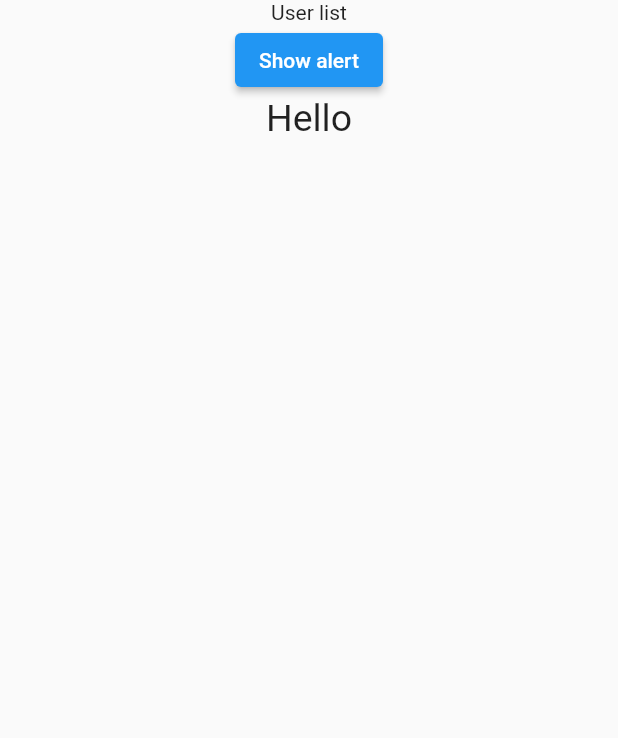
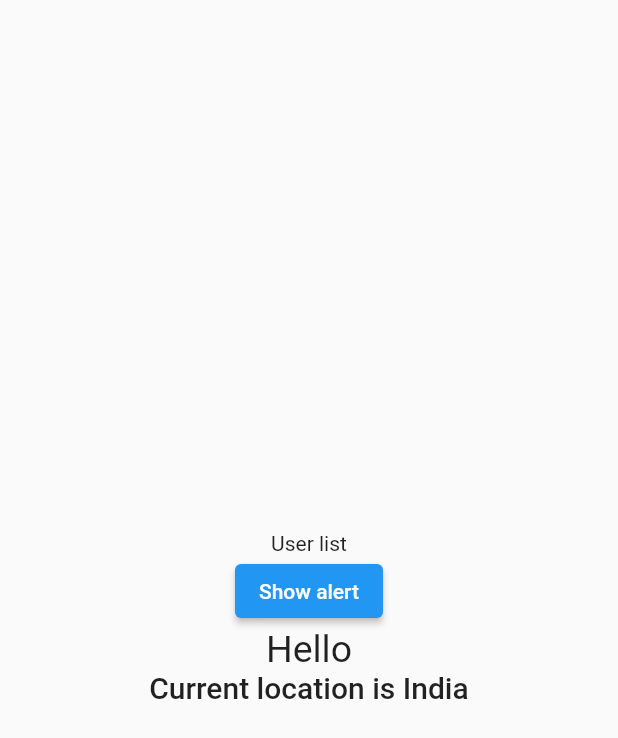
Before and after one commit to mohammedismayil/fista, a Flutter app: the screen it shows after launch, on a phone screen of 412 x 824 dp. Shown: the top 738 px of the screen. Run offline on Flutter 3.47's test engine with Material 2 defaults, Android fonts, the phone set to English and light mode, and no system bars; our stand-ins replace hive, hive_flutter; accounts and stored records are empty; network calls fail.

Commit message:
column moved to centre

```diff
--- a/lib/Screens/APIInteractor/APIInteractor.dart
+++ b/lib/Screens/APIInteractor/APIInteractor.dart
@@ -9,13 +9,13 @@ abstract class APIInteractor {
     required this.view,
   });
 
-  getData(String api, Map parameters, dynamic model) {}
+  getData<T>(String api, Map parameters, T model) {}
 }
 
 abstract class APIView {
   late APIInteractor interactor;
 
-  onSuccess(dynamic response);
+  onSuccess<T>(T response);
   onFailure();
 }
 
@@ -31,7 +31,7 @@ class View extends APIView {
 
   View();
   @override
-  onSuccess(dynamic response) {
+  onSuccess<T>(response) {
     // TODO: implement onSuccess
     throw UnimplementedError();
   }
@@ -57,7 +57,7 @@ class Interactor implements APIInteractor {
   }
 
   @override
-  getData(String api, Map parameters, dynamic model) async {
+  getData<T>(String api, Map parameters, T model) async {
     // TODO: implement getData
     print("coming to getdata");
     final response = await http.get(Uri.parse(api));
--- a/lib/Screens/APIInteractor/NotesScreen.dart
+++ b/lib/Screens/APIInteractor/NotesScreen.dart
@@ -2,6 +2,7 @@ import 'package:flutter/material.dart';
 import 'package:flutterdemo/Home/HomeHeader.dart';
 import 'package:flutterdemo/Screens/APIInteractor/APIInteractor.dart';
 import 'package:flutterdemo/Screens/APIInteractor/UsersLocationModel.dart';
+import 'package:flutterdemo/Screens/ProviderPattern/LocationProvider.dart';
 import 'package:flutterdemo/Utils/Utility.dart';
 
 class NotesScreen extends StatefulWidget {
@@ -44,12 +45,13 @@ class _NotesScreenState extends State<NotesScreen> implements APIView {
 
   T? cast<T>(x) => x is T ? x : null;
   @override
-  onSuccess(dynamic response) {
+  onSuccess<T>(T response) {
     // TODO: implement onSuccess
 
     print(response);
     // final List model = response;
-    UsersLocationModel? model = UsersLocationModel.fromJson(response);
+    UsersLocationModel? model =
+        UsersLocationModel.fromJson(response as dynamic);
 
     print(model.users);
     // final decoded = model.map((item) => UsersLocationModel().fromJson(item));
@@ -62,10 +64,12 @@ class _NotesScreenState extends State<NotesScreen> implements APIView {
   Widget build(BuildContext context) {
     return Scaffold(
       body: SafeArea(
+        child: Center(
           child: Container(
             child: Center(
               child: Column(
                 crossAxisAlignment: CrossAxisAlignment.center,
+                mainAxisAlignment: MainAxisAlignment.center,
                 children: [
                   Text("User list"),
                   ElevatedButton(
@@ -75,8 +79,10 @@ class _NotesScreenState extends State<NotesScreen> implements APIView {
                         CustomDialog().showMyDialog(context);
                       },
                       child: Text("Show alert")),
-                CustomTextBig()
+                  CustomTextBig(),
+                  LocationText()
                 ],
+              ),
             ),
           ),
         ),
--- a/lib/Screens/ProviderPattern/LocationProvider.dart
+++ b/lib/Screens/ProviderPattern/LocationProvider.dart
@@ -2,7 +2,7 @@ import 'package:flutter/material.dart';
 import 'package:provider/provider.dart';
 
 class LocationProvider with ChangeNotifier {
-  String _location = "";
+  String _location = "India";
 
   String get location => _location;
   void setLocation(String givenlocation) {
```
Lines whose indentation alone changed are shown as unchanged.
